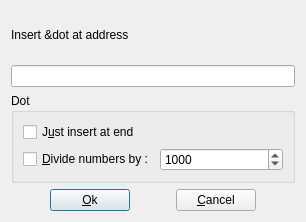
Old version of the form src/dotdialog.ui in the repository GCodeProjects/GCodeWorkShop.
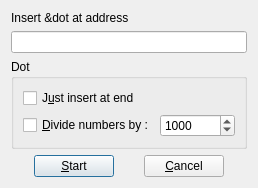
New version of the form. Icons and pictures are not drawn.

The edit to the form file:
```diff
--- a/src/dotdialog.ui
+++ b/src/dotdialog.ui
@@ -6,8 +6,8 @@
    <rect>
     <x>0</x>
     <y>0</y>
-    <width>306</width>
-    <height>222</height>
+    <width>258</width>
+    <height>180</height>
    </rect>
   </property>
   <property name="windowTitle">
@@ -93,7 +93,11 @@
      <item>
       <widget class="QPushButton" name="okButton">
        <property name="text">
-        <string>&amp;Ok</string>
+        <string>&amp;Start</string>
+       </property>
+       <property name="icon">
+        <iconset resource="application.qrc">
+         <normaloff>:/images/start.png</normaloff>:/images/start.png</iconset>
        </property>
        <property name="default">
         <bool>true</bool>
```
Left out of the diff: 8 changed lines with no effect on the pictures.
